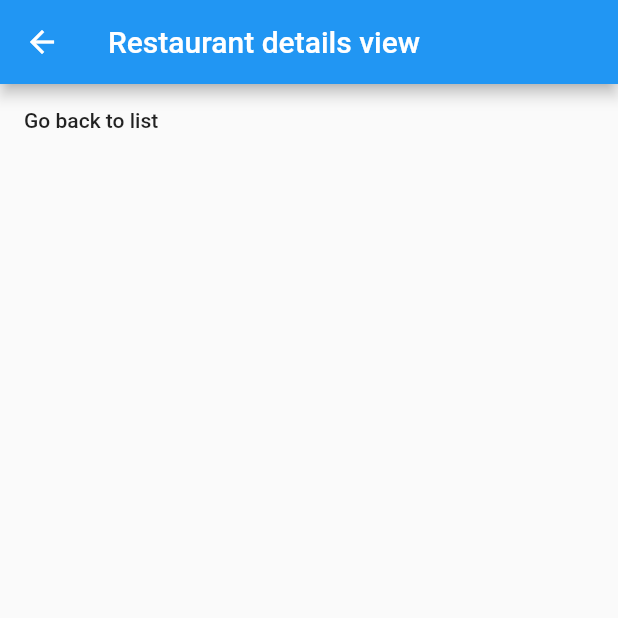
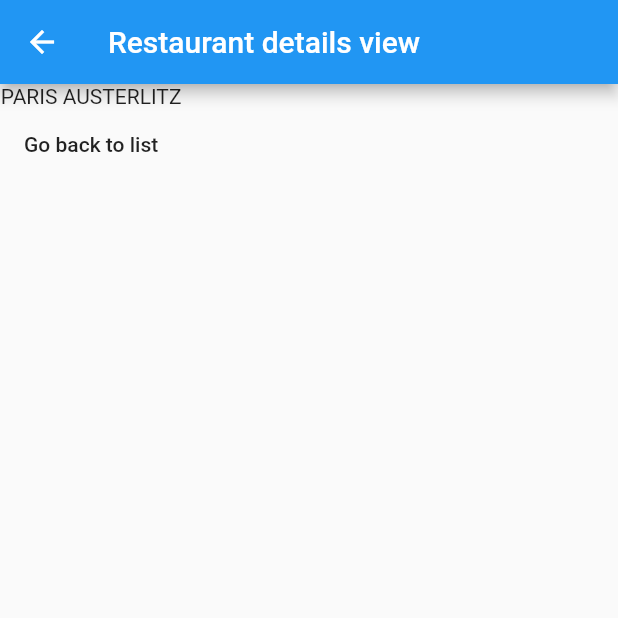
Before and after one commit to julianitow/ouimaislequel, a Flutter app: the screen it shows after launch, after a tap on "PARIS AUSTERLITZ", on a phone screen of 412 x 824 dp, the top half of it. Run offline on Flutter 3.47's test engine with Material 2 defaults, Android fonts, the phone set to English and light mode, and no system bars.

Commit message:
Search bar + visited Restaurant attribute

```diff
--- a/lib/main.dart
+++ b/lib/main.dart
@@ -33,6 +33,7 @@ class Restaurant {
   String name;
   Address address;
   List<double> coordinates;
+  bool visited = false;
 
   Restaurant(
       {required this.name, required this.address, required this.coordinates});
@@ -125,38 +126,68 @@ class _ListViewHome extends State<ListViewHome> {
         coordinates: [48.844631, 2.375697]),
   ];
 
+  final TextEditingController searchController = TextEditingController();
+  late List<Restaurant> resultRestaurantList = List.from(restaurants);
+
+  onSearchInputChanged(String value) {
+    setState(() {
+      resultRestaurantList = restaurants
+          .where((restaurant) =>
+              restaurant.name.toLowerCase().contains(value.toLowerCase()))
+          .toList();
+    });
+  }
+
   @override
   Widget build(BuildContext context) {
-    print(titles.length);
+    restaurants[1].visited = true;
     return Scaffold(
       body: SafeArea(
-          child: ListView.builder(
+          child: Column(
+        children: [
+          Padding(
+            padding: const EdgeInsets.all(12.0),
+            child: TextField(
+              controller: searchController,
+              decoration: const InputDecoration(hintText: 'Rechercher...'),
+              onChanged: onSearchInputChanged,
+            ),
+          ),
+          ListView.builder(
               scrollDirection: Axis.vertical,
               shrinkWrap: true,
-              itemCount: restaurants.length,
+              itemCount: resultRestaurantList.length,
               itemBuilder: ((context, index) {
                 return Card(
                   child: ListTile(
-                    title: Text(restaurants[index].name),
-                    subtitle: Text(restaurants[index].address.toString()),
+                    title: Text(resultRestaurantList[index].name),
+                    subtitle:
+                        Text(resultRestaurantList[index].address.toString()),
                     leading: icon,
-                    trailing: index % 2 == 0 ? const Icon(Icons.check) : null,
+                    trailing: resultRestaurantList[index].visited
+                        ? const Icon(Icons.check)
+                        : null,
                     onTap: () {
                       Navigator.push(
                           context,
                           MaterialPageRoute(
-                              builder: (context) =>
-                                  const RestaurantDetailsView()));
+                              builder: (context) => RestaurantDetailsView(
+                                    restaurant: restaurants[index],
+                                  )));
                     },
                   ),
                 );
-              }))),
+              })),
+        ],
+      )),
     );
   }
 }
 
 class RestaurantDetailsView extends StatefulWidget {
-  const RestaurantDetailsView({Key? key}) : super(key: key);
+  final Restaurant restaurant;
+  const RestaurantDetailsView({Key? key, required this.restaurant})
+      : super(key: key);
 
   @override
   State<StatefulWidget> createState() => _RestaurantDetailsView();
@@ -172,6 +203,7 @@ class _RestaurantDetailsView extends State<RestaurantDetailsView> {
         body: SafeArea(
           child: Column(
             children: [
+              Text(widget.restaurant.name),
               MaterialButton(
                 onPressed: () {
                   Navigator.pop(context);
```
